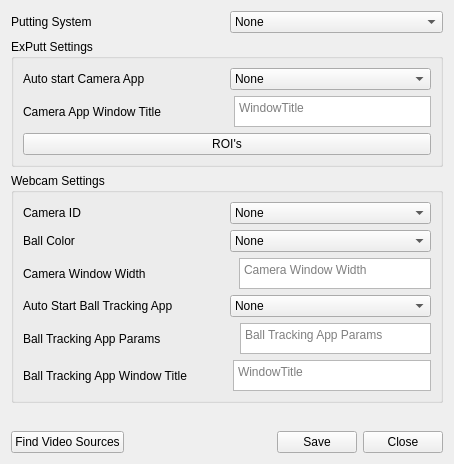
This is src/PuttingForm.ui in springbok/MLM2PRO-GSPro-Connector as Qt 5 draws it before an edit. The edited form follows.
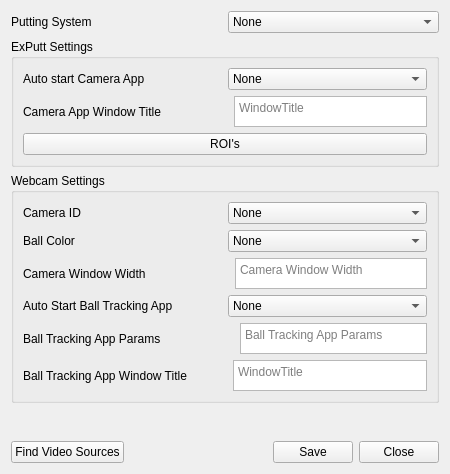
This is the edited form.

Commit message: Add webcam window width

```diff
--- a/src/PuttingForm.ui
+++ b/src/PuttingForm.ui
@@ -9,8 +9,8 @@
    <rect>
     <x>0</x>
     <y>0</y>
-    <width>454</width>
-    <height>464</height>
+    <width>450</width>
+    <height>474</height>
    </rect>
   </property>
   <property name="windowTitle">
@@ -195,7 +195,7 @@
               <item>
                <widget class="QLabel" name="webcam_window_width_label">
                 <property name="text">
-                 <string>Camera Window Width                          </string>
+                 <string>Camera Window Width                         </string>
                 </property>
                </widget>
               </item>
```
The commit also changes 4 other files.
